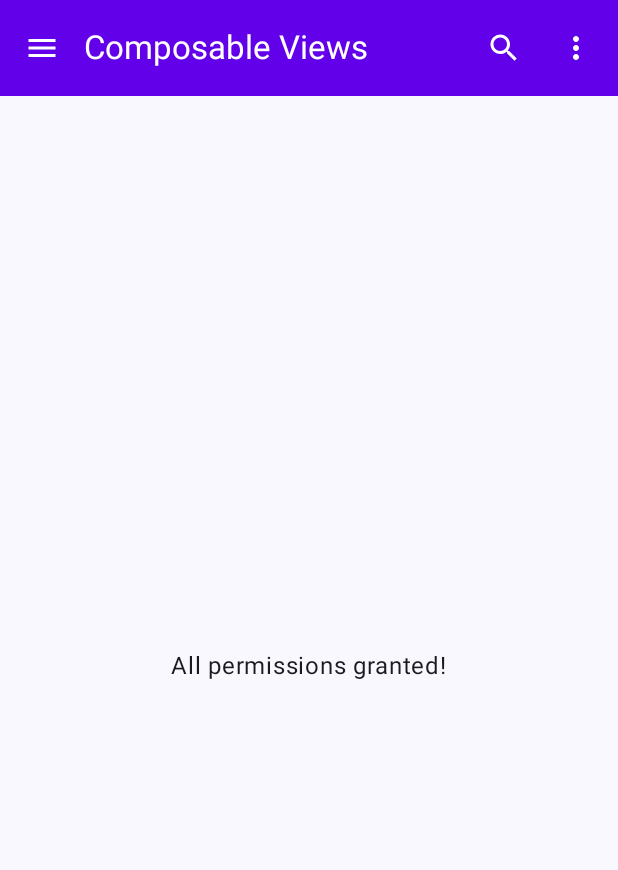
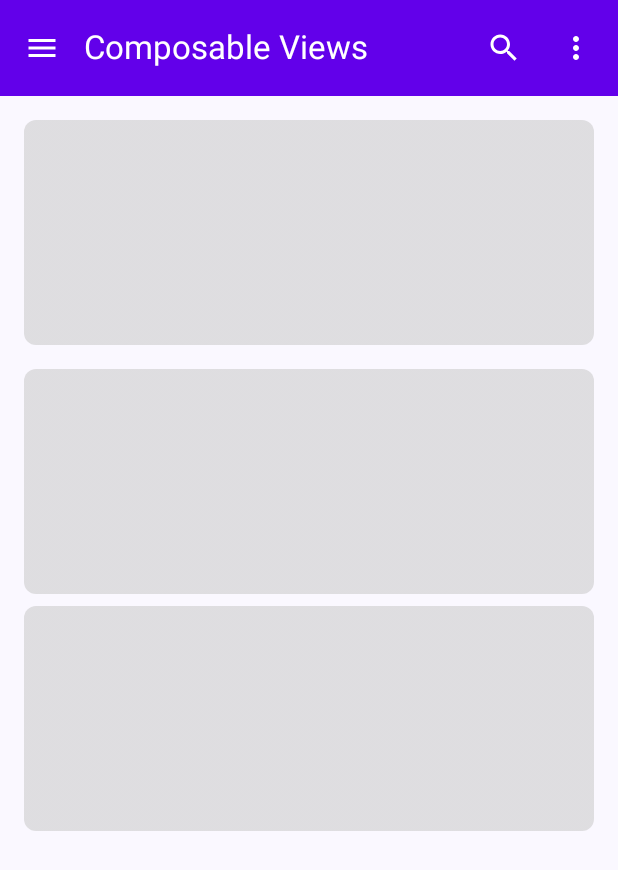
Before and after one commit to gauravdubey/ComposableViewDemo, an Android app built with Jetpack Compose: the screen it shows after launch (MainActivity), on a phone screen of 412 x 824 dp. Shown: the top 870 px of the screen. Run offline under Robolectric (Android 15) with nearby library versions, the phone set to English and light mode, and no system bars; our stand-ins replace Shimmer.

Commit message:
Added Shimmer effect in Jetpack Compose

```diff
--- a/app/build.gradle.kts
+++ b/app/build.gradle.kts
@@ -66,6 +66,9 @@ dependencies {
     implementation(libs.androidx.foundation)
     implementation(libs.accompanist.permissions)
 
+    implementation ("androidx.compose.animation:animation:1.7.6")
+
+
     testImplementation(libs.junit)
     androidTestImplementation(libs.androidx.junit)
     androidTestImplementation(libs.androidx.espresso.core)
--- a/app/src/main/java/com/gaurav/composableviewdemo/MainActivity.kt
+++ b/app/src/main/java/com/gaurav/composableviewdemo/MainActivity.kt
@@ -24,6 +24,7 @@ import com.gaurav.composableviewdemo.composableview.MultiplePermissionsExample
 import com.gaurav.composableviewdemo.composableview.MyScaffoldViewExample
 import com.gaurav.composableviewdemo.composableview.RadioButtonViews
 import com.gaurav.composableviewdemo.composableview.SwitchViewsDemo
+import com.gaurav.composableviewdemo.composableview.shimmereffect.UserProfileScreen
 import com.gaurav.composableviewdemo.ui.theme.ComposableViewDemoTheme
 
 class MainActivity : ComponentActivity() {
@@ -67,7 +68,8 @@ fun MainScreen() {
 //                DialogViewExample()
 //                CountdownScreen()
 //                MultiplePermissionsExample()
-                AccompanistPermissionExample()
+//                AccompanistPermissionExample()
+                UserProfileScreen(true, "Gaurav Kumar", "Android Developer")
             }
         }
     )
--- /dev/null
+++ b/app/src/main/java/com/gaurav/composableviewdemo/composableview/shimmereffect/ShimmerEffectView.kt
@@ -0,0 +1,47 @@
+package com.gaurav.composableviewdemo.composableview.shimmereffect
+
+import androidx.compose.animation.core.*
+import androidx.compose.foundation.background
+import androidx.compose.foundation.layout.*
+import androidx.compose.foundation.shape.RoundedCornerShape
+import androidx.compose.runtime.*
+import androidx.compose.ui.Modifier
+import androidx.compose.ui.draw.clip
+import androidx.compose.ui.geometry.Offset
+import androidx.compose.ui.graphics.Brush
+import androidx.compose.ui.graphics.Color
+import androidx.compose.ui.unit.dp
+
+@Composable
+fun ShimmerEffect(modifier: Modifier) {
+    val shimmerColors = listOf(
+        Color.LightGray.copy(alpha = 0.6f),
+        Color.LightGray.copy(alpha = 0.2f),
+        Color.LightGray.copy(alpha = 0.6f)
+    )
+
+    // Animation
+    val transition = rememberInfiniteTransition()
+    val translateX by transition.animateFloat(
+        initialValue = 0f,
+        targetValue = 1000f,
+        animationSpec = infiniteRepeatable(
+            animation = tween(durationMillis = 1200, easing = LinearEasing),
+            repeatMode = RepeatMode.Restart
+        )
+    )
+
+    val brush = Brush.linearGradient(
+        colors = shimmerColors,
+        start = Offset(translateX, 0f),
+        end = Offset(translateX + 300f, 0f)
+    )
+
+    Box(
+        modifier = Modifier
+            .fillMaxWidth()
+            .height(150.dp)
+            .clip(RoundedCornerShape(8.dp))
+            .background(brush = brush)
+    )
+}
--- /dev/null
+++ b/app/src/main/java/com/gaurav/composableviewdemo/composableview/shimmereffect/ShimmerProfilePlaceholder.kt
@@ -0,0 +1,50 @@
+package com.gaurav.composableviewdemo.composableview.shimmereffect
+
+import androidx.compose.foundation.layout.Column
+import androidx.compose.foundation.layout.Spacer
+import androidx.compose.foundation.layout.fillMaxWidth
+import androidx.compose.foundation.layout.height
+import androidx.compose.foundation.layout.padding
+import androidx.compose.foundation.layout.size
+import androidx.compose.foundation.shape.CircleShape
+import androidx.compose.foundation.shape.RoundedCornerShape
+import androidx.compose.runtime.Composable
+import androidx.compose.ui.Modifier
+import androidx.compose.ui.draw.clip
+import androidx.compose.ui.unit.dp
+
+@Composable
+fun UserProfileShimmer() {
+    Column(
+        modifier = Modifier
+            .fillMaxWidth()
+            .padding(16.dp)
+    ) {
+        // Profile Picture Placeholder
+        ShimmerEffect(
+            modifier = Modifier
+                .size(80.dp)
+                .clip(CircleShape)
+        )
+
+        Spacer(modifier = Modifier.height(16.dp))
+
+        // Name Placeholder
+        ShimmerEffect(
+            modifier = Modifier
+                .fillMaxWidth(0.6f)
+                .height(20.dp)
+                .clip(RoundedCornerShape(4.dp))
+        )
+
+        Spacer(modifier = Modifier.height(8.dp))
+
+        // Description Placeholder
+        ShimmerEffect(
+            modifier = Modifier
+                .fillMaxWidth()
+                .height(14.dp)
+                .clip(RoundedCornerShape(4.dp))
+        )
+    }
+}
--- a/gradle/libs.versions.toml
+++ b/gradle/libs.versions.toml
@@ -8,9 +8,9 @@ junit = "4.13.2"
 junitVersion = "1.2.1"
 espressoCore = "3.6.1"
 lifecycleRuntimeKtx = "2.8.7"
-activityCompose = "1.9.3"
-composeBom = "2024.12.01"
-animationCoreLint = "1.8.0-alpha07"
+activityCompose = "1.10.0"
+composeBom = "2025.01.00"
+animationCoreLint = "1.8.0-alpha08"
 material3 = "1.3.1"
 materialIconsExtended = "1.7.6"
 ui = "1.7.6"
```
Also changed, not shown: app/src/main/java/com/gaurav/composableviewdemo/composableview/shimmereffect/UserProfileScreen.kt (added, +60 -0 lines).
